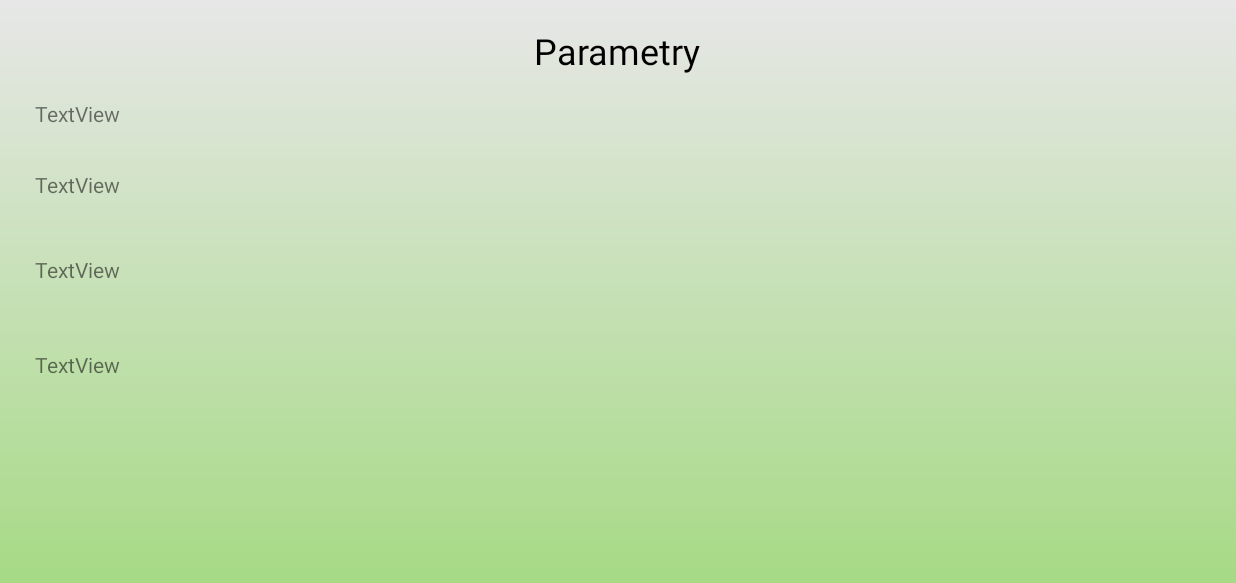
After one commit to suchecki300/ElectronicBand, an Android app: the Adding_Paramets screen opened directly, with no data from a screen before it, on a phone screen of 824 x 412 dp (held sideways). The commit adds this screen. Shown: the top 583 px of the screen. Run offline under Robolectric (Android 15) with nearby library versions, the phone set to English and light mode, and no system bars.

Commit message:
//SUchy dodane pomocne instrukcje, poprawione błędy w grafikach, nowa aktywność do parametrów, poprawione połączenia w edytorze

```diff
--- /dev/null
+++ b/app/src/main/java/pl/wat/wel/projekt/pumo/electronicband/ListsAndAdapters/Adding_Paramets.java
@@ -0,0 +1,15 @@
+package pl.wat.wel.projekt.pumo.electronicband.ListsAndAdapters;
+
+import android.support.v7.app.AppCompatActivity;
+import android.os.Bundle;
+
+import pl.wat.wel.projekt.pumo.electronicband.R;
+
+public class Adding_Paramets extends AppCompatActivity {
+
+    @Override
+    protected void onCreate(Bundle savedInstanceState) {
+        super.onCreate(savedInstanceState);
+        setContentView(R.layout.activity_adding__paramets);
+    }
+}
--- a/app/src/main/java/pl/wat/wel/projekt/pumo/electronicband/MainActivity.java
+++ b/app/src/main/java/pl/wat/wel/projekt/pumo/electronicband/MainActivity.java
@@ -4,12 +4,13 @@ import android.content.Intent;
 import android.os.Bundle;
 import android.support.v7.app.AppCompatActivity;
 import android.view.View;
-import android.widget.Button;
 import android.widget.TextView;
 
 import pl.wat.wel.projekt.pumo.electronicband.Calcs.Kalkulatory;
 import pl.wat.wel.projekt.pumo.electronicband.Courses.Courses;
 import pl.wat.wel.projekt.pumo.electronicband.SchematEditor.SchematicsEditor;
+
+
 
 public class MainActivity extends AppCompatActivity {
 
--- /dev/null
+++ b/app/src/main/res/drawable/transition.xml
@@ -0,0 +1,5 @@
+<?xml version="1.0" encoding="utf-8"?>
+<transition xmlns:android="http://schemas.android.com/apk/res/android">
+    <item android:drawable="@drawable/napis" />
+    <item android:drawable="@drawable/napis2" />
+</transition>
--- /dev/null
+++ b/app/src/main/res/layout/activity_adding__paramets.xml
@@ -0,0 +1,56 @@
+<RelativeLayout xmlns:android="http://schemas.android.com/apk/res/android"
+    android:layout_width="match_parent"
+    android:layout_height="match_parent"
+    android:background="@drawable/tlo_design"
+
+    >
+
+
+    <TextView
+        android:id="@+id/textView21"
+        android:layout_width="wrap_content"
+        android:layout_height="wrap_content"
+        android:layout_alignParentTop="true"
+        android:layout_centerHorizontal="true"
+        android:layout_marginTop="17dp"
+        android:text="Parametry"
+        android:textColor="@color/black"
+        android:textSize="24sp" />
+
+    <TextView
+        android:id="@+id/textView23"
+        android:layout_width="wrap_content"
+        android:layout_height="wrap_content"
+        android:layout_alignParentStart="true"
+        android:layout_below="@+id/textView21"
+        android:layout_marginStart="23dp"
+        android:layout_marginTop="16dp"
+        android:text="TextView" />
+
+    <TextView
+        android:id="@+id/textView24"
+        android:layout_width="wrap_content"
+        android:layout_height="wrap_content"
+        android:layout_alignStart="@+id/textView23"
+        android:layout_below="@+id/textView23"
+        android:layout_marginTop="28dp"
+        android:text="TextView" />
+
+    <TextView
+        android:id="@+id/textView25"
+        android:layout_width="wrap_content"
+        android:layout_height="wrap_content"
+        android:layout_alignStart="@+id/textView24"
+        android:layout_below="@+id/textView24"
+        android:layout_marginTop="37dp"
+        android:text="TextView" />
+
+    <TextView
+        android:id="@+id/textView26"
+        android:layout_width="wrap_content"
+        android:layout_height="wrap_content"
+        android:layout_alignStart="@+id/textView25"
+        android:layout_below="@+id/textView25"
+        android:layout_marginTop="44dp"
+        android:text="TextView" />
+</RelativeLayout>
```
Also changed, not shown: app/src/main/AndroidManifest.xml (+12 -1 lines), app/src/main/java/pl/wat/wel/projekt/pumo/electronicband/SchematEditor/DesignMenu.java (+7 -0 lines), app/src/main/java/pl/wat/wel/projekt/pumo/electronicband/SchematEditor/SchematicsEditor.java (+22 -6 lines), app/src/main/res/layout/activity_schematics_editor.xml (+9 -0 lines), app/src/main/res/drawable/biel.png (added), app/src/main/res/drawable/diode2.png, app/src/main/res/drawable/diode3.png (added), app/src/main/res/drawable/napis.png (added), app/src/main/res/drawable/napis2.png (added), app/src/main/res/drawable/rez_dioda.png (added).
